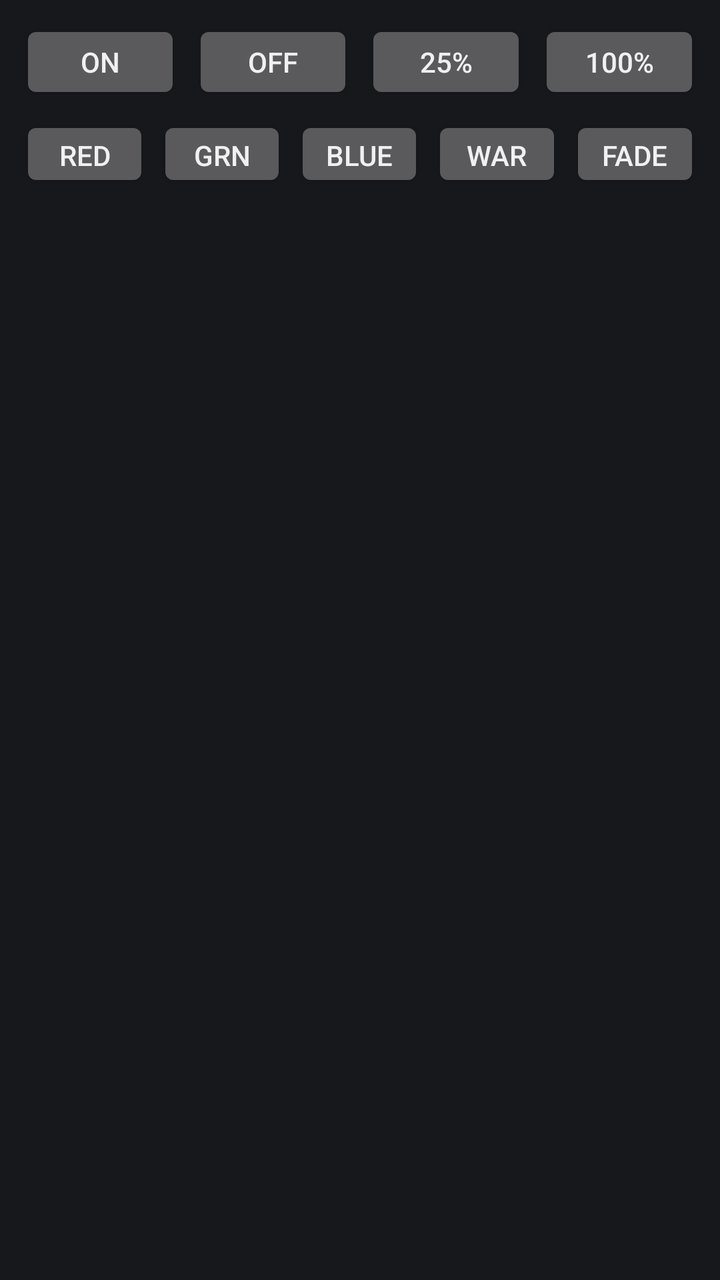
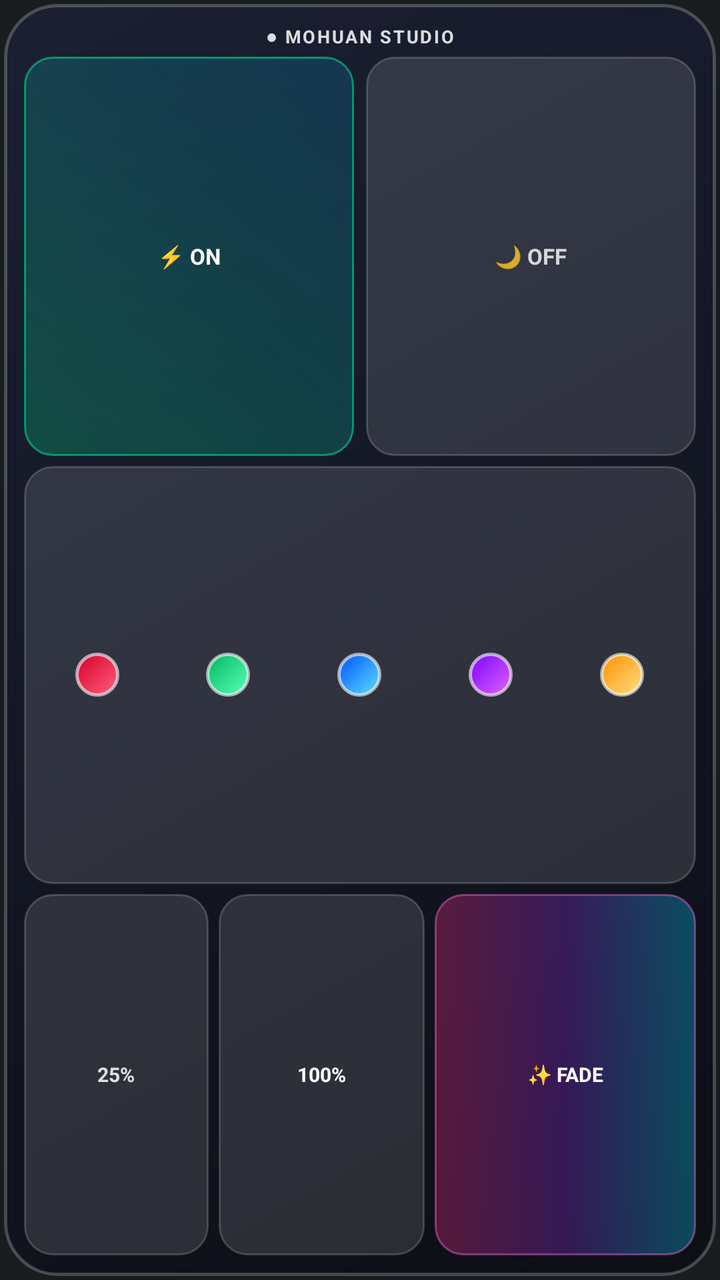

The first picture is an Android layout as it rendered before a commit; the second is the same layout after the commit. The layout source and the unified diff follow.
<!-- AndroidManifest.xml: application theme android:Theme.DeviceDefault.NoActionBar -->
<!-- res/layout/widget_mohuan.xml -->
<?xml version="1.0" encoding="utf-8"?>
<LinearLayout xmlns:android="http://schemas.android.com/apk/res/android"
    android:layout_width="match_parent"
    android:layout_height="wrap_content"
    android:orientation="vertical"
    android:background="#DD18181C"
    android:padding="10dp">

    <LinearLayout
        android:layout_width="match_parent"
        android:layout_height="wrap_content"
        android:orientation="horizontal">
        <Button android:id="@+id/btn_on" android:layout_width="0dp" android:layout_height="42dp" android:layout_weight="1" android:text="ON" />
        <Button android:id="@+id/btn_off" android:layout_width="0dp" android:layout_height="42dp" android:layout_weight="1" android:layout_marginStart="6dp" android:text="OFF" />
        <Button android:id="@+id/btn_dim" android:layout_width="0dp" android:layout_height="42dp" android:layout_weight="1" android:layout_marginStart="6dp" android:text="25%" />
        <Button android:id="@+id/btn_bright" android:layout_width="0dp" android:layout_height="42dp" android:layout_weight="1" android:layout_marginStart="6dp" android:text="100%" />
    </LinearLayout>

    <LinearLayout
        android:layout_width="match_parent"
        android:layout_height="wrap_content"
        android:layout_marginTop="6dp"
        android:orientation="horizontal">
        <Button android:id="@+id/btn_red" android:layout_width="0dp" android:layout_height="38dp" android:layout_weight="1" android:text="Red" />
        <Button android:id="@+id/btn_green" android:layout_width="0dp" android:layout_height="38dp" android:layout_weight="1" android:layout_marginStart="4dp" android:text="Grn" />
        <Button android:id="@+id/btn_blue" android:layout_width="0dp" android:layout_height="38dp" android:layout_weight="1" android:layout_marginStart="4dp" android:text="Blue" />
        <Button android:id="@+id/btn_warm" android:layout_width="0dp" android:layout_height="38dp" android:layout_weight="1" android:layout_marginStart="4dp" android:text="Warm" />
        <Button android:id="@+id/btn_rainbow" android:layout_width="0dp" android:layout_height="38dp" android:layout_weight="1" android:layout_marginStart="4dp" android:text="Fade" />
    </LinearLayout>
</LinearLayout>
<!-- resources referenced by this layout -->
<resources>

</resources>

<!-- the commit's change to res/layout/widget_mohuan.xml (unified diff, before → after) -->
@@ -1,30 +1,183 @@
 <?xml version="1.0" encoding="utf-8"?>
-<LinearLayout xmlns:android="http://schemas.android.com/apk/res/android"
+<FrameLayout xmlns:android="http://schemas.android.com/apk/res/android"
     android:layout_width="match_parent"
-    android:layout_height="wrap_content"
-    android:orientation="vertical"
-    android:background="#DD18181C"
-    android:padding="10dp">
+    android:layout_height="match_parent"
+    android:padding="2dp">
+
+    <ImageView
+        android:id="@+id/img_bg"
+        android:layout_width="match_parent"
+        android:layout_height="match_parent"
+        android:scaleType="fitXY"
+        android:src="@drawable/bg_widget_fallback" />
 
     <LinearLayout
         android:layout_width="match_parent"
-        android:layout_height="wrap_content"
-        android:orientation="horizontal">
-        <Button android:id="@+id/btn_on" android:layout_width="0dp" android:layout_height="42dp" android:layout_weight="1" android:text="ON" />
-        <Button android:id="@+id/btn_off" android:layout_width="0dp" android:layout_height="42dp" android:layout_weight="1" android:layout_marginStart="6dp" android:text="OFF" />
-        <Button android:id="@+id/btn_dim" android:layout_width="0dp" android:layout_height="42dp" android:layout_weight="1" android:layout_marginStart="6dp" android:text="25%" />
-        <Button android:id="@+id/btn_bright" android:layout_width="0dp" android:layout_height="42dp" android:layout_weight="1" android:layout_marginStart="6dp" android:text="100%" />
+        android:layout_height="match_parent"
+        android:orientation="vertical"
+        android:padding="10dp">
+
+        <TextView
+            android:id="@+id/txt_status"
+            android:layout_width="match_parent"
+            android:layout_height="wrap_content"
+            android:layout_marginBottom="4dp"
+            android:gravity="center"
+            android:letterSpacing="0.1"
+            android:singleLine="true"
+            android:text="● MOHUAN STUDIO"
+            android:textColor="#D9FFFFFF"
+            android:textSize="9sp"
+            android:textStyle="bold" />
+
+        <LinearLayout
+            android:layout_width="match_parent"
+            android:layout_height="0dp"
+            android:layout_weight="1.05"
+            android:orientation="horizontal">
+
+            <TextView
+                android:id="@+id/btn_on"
+                android:layout_width="0dp"
+                android:layout_height="match_parent"
+                android:layout_weight="1"
+                android:background="@drawable/pill_on"
+                android:gravity="center"
+                android:text="⚡ ON"
+                android:textColor="#FFFFFFFF"
+                android:textSize="11sp"
+                android:textStyle="bold" />
+
+            <TextView
+                android:id="@+id/btn_off"
+                android:layout_width="0dp"
+                android:layout_height="match_parent"
+                android:layout_marginStart="6dp"
+                android:layout_weight="1"
+                android:background="@drawable/pill_glass"
+                android:gravity="center"
+                android:text="🌙 OFF"
+                android:textColor="#CCFFFFFF"
+                android:textSize="11sp"
+                android:textStyle="bold" />
+        </LinearLayout>
+
+        <LinearLayout
+            android:layout_width="match_parent"
+            android:layout_height="0dp"
+            android:layout_marginTop="5dp"
+            android:layout_marginBottom="5dp"
+            android:layout_weight="1.1"
+            android:background="@drawable/pill_glass"
+            android:gravity="center_vertical"
+            android:orientation="horizontal"
+            android:paddingStart="4dp"
+            android:paddingEnd="4dp">
+
+            <FrameLayout
+                android:id="@+id/btn_red"
+                android:layout_width="0dp"
+                android:layout_height="match_parent"
+                android:layout_weight="1">
+                <ImageView
+                    android:layout_width="22dp"
+                    android:layout_height="22dp"
+                    android:layout_gravity="center"
+                    android:src="@drawable/orb_red" />
+            </FrameLayout>
+
+            <FrameLayout
+                android:id="@+id/btn_green"
+                android:layout_width="0dp"
+                android:layout_height="match_parent"
+                android:layout_weight="1">
+                <ImageView
+                    android:layout_width="22dp"
+                    android:layout_height="22dp"
+                    android:layout_gravity="center"
+                    android:src="@drawable/orb_green" />
+            </FrameLayout>
+
+            <FrameLayout
+                android:id="@+id/btn_blue"
+                android:layout_width="0dp"
+                android:layout_height="match_parent"
+                android:layout_weight="1">
+                <ImageView
+                    android:layout_width="22dp"
+                    android:layout_height="22dp"
+                    android:layout_gravity="center"
+                    android:src="@drawable/orb_blue" />
+            </FrameLayout>
+
+            <FrameLayout
+                android:id="@+id/btn_purple"
+                android:layout_width="0dp"
+                android:layout_height="match_parent"
+                android:layout_weight="1">
+                <ImageView
+                    android:layout_width="22dp"
+                    android:layout_height="22dp"
+                    android:layout_gravity="center"
+                    android:src="@drawable/orb_purple" />
+            </FrameLayout>
+
+            <FrameLayout
+                android:id="@+id/btn_warm"
+                android:layout_width="0dp"
+                android:layout_height="match_parent"
+                android:layout_weight="1">
+                <ImageView
+                    android:layout_width="22dp"
+                    android:layout_height="22dp"
+                    android:layout_gravity="center"
+                    android:src="@drawable/orb_warm" />
+            </FrameLayout>
+        </LinearLayout>
+
+        <LinearLayout
+            android:layout_width="match_parent"
+            android:layout_height="0dp"
+            android:layout_weight="0.95"
+            android:orientation="horizontal">
+
+            <TextView
+                android:id="@+id/btn_dim"
+                android:layout_width="0dp"
+                android:layout_height="match_parent"
+                android:layout_weight="0.85"
+                android:background="@drawable/pill_glass"
+                android:gravity="center"
+                android:text="25%"
+                android:textColor="#D9FFFFFF"
+                android:textSize="10sp"
+                android:textStyle="bold" />
+
+            <TextView
+                android:id="@+id/btn_bright"
+                android:layout_width="0dp"
+                android:layout_height="match_parent"
+                android:layout_marginStart="5dp"
+                android:layout_weight="0.95"
+                android:background="@drawable/pill_glass"
+                android:gravity="center"
+                android:text="100%"
+                android:textColor="#FFFFFFFF"
+                android:textSize="10sp"
+                android:textStyle="bold" />
+
+            <TextView
+                android:id="@+id/btn_rainbow"
+                android:layout_width="0dp"
+                android:layout_height="match_parent"
+                android:layout_marginStart="5dp"
+                android:layout_weight="1.2"
+                android:background="@drawable/pill_fade"
+                android:gravity="center"
+                android:text="✨ FADE"
+                android:textColor="#FFFFFFFF"
+                android:textSize="10sp"
+                android:textStyle="bold" />
+        </LinearLayout>
     </LinearLayout>
-
-    <LinearLayout
-        android:layout_width="match_parent"
-        android:layout_height="wrap_content"
-        android:layout_marginTop="6dp"
-        android:orientation="horizontal">
-        <Button android:id="@+id/btn_red" android:layout_width="0dp" android:layout_height="38dp" android:layout_weight="1" android:text="Red" />
-        <Button android:id="@+id/btn_green" android:layout_width="0dp" android:layout_height="38dp" android:layout_weight="1" android:layout_marginStart="4dp" android:text="Grn" />
-        <Button android:id="@+id/btn_blue" android:layout_width="0dp" android:layout_height="38dp" android:layout_weight="1" android:layout_marginStart="4dp" android:text="Blue" />
-        <Button android:id="@+id/btn_warm" android:layout_width="0dp" android:layout_height="38dp" android:layout_weight="1" android:layout_marginStart="4dp" android:text="Warm" />
-        <Button android:id="@+id/btn_rainbow" android:layout_width="0dp" android:layout_height="38dp" android:layout_weight="1" android:layout_marginStart="4dp" android:text="Fade" />
-    </LinearLayout>
-</LinearLayout>
+</FrameLayout>
<!-- resource entries referenced after the edit -->
@@ -1,5 +1,88 @@
 <!-- resources referenced by this layout -->
 <resources>
-
+  <!-- drawable bg_widget_fallback (drawable) -->
+  <?xml version="1.0" encoding="utf-8"?>
+  <shape xmlns:android="http://schemas.android.com/apk/res/android" android:shape="rectangle">
+      <corners android:radius="26dp" />
+      <gradient
+          android:angle="135"
+          android:startColor="#F20B0D14"
+          android:centerColor="#F2121624"
+          android:endColor="#F21A1F33"
+          android:type="linear" />
+      <stroke android:width="1.5dp" android:color="#38FFFFFF" />
+  </shape>
+  <!-- drawable orb_blue (drawable) -->
+  <?xml version="1.0" encoding="utf-8"?>
+  <shape xmlns:android="http://schemas.android.com/apk/res/android" android:shape="oval">
+      <gradient android:angle="135" android:startColor="#FF5CE1FF" android:endColor="#FF0051FF" android:type="linear" />
+      <stroke android:width="1.5dp" android:color="#99FFFFFF" />
+  </shape>
+  <!-- drawable orb_green (drawable) -->
+  <?xml version="1.0" encoding="utf-8"?>
+  <shape xmlns:android="http://schemas.android.com/apk/res/android" android:shape="oval">
+      <gradient android:angle="135" android:startColor="#FF5BFFB8" android:endColor="#FF00B862" android:type="linear" />
+      <stroke android:width="1.5dp" android:color="#99FFFFFF" />
+  </shape>
+  <!-- drawable orb_purple (drawable) -->
+  <?xml version="1.0" encoding="utf-8"?>
+  <shape xmlns:android="http://schemas.android.com/apk/res/android" android:shape="oval">
+      <gradient android:angle="135" android:startColor="#FFE066FF" android:endColor="#FF7B00FF" android:type="linear" />
+      <stroke android:width="1.5dp" android:color="#99FFFFFF" />
+  </shape>
+  <!-- drawable orb_red (drawable) -->
+  <?xml version="1.0" encoding="utf-8"?>
+  <shape xmlns:android="http://schemas.android.com/apk/res/android" android:shape="oval">
+      <gradient android:angle="135" android:startColor="#FFFF5E7E" android:endColor="#FFD6002A" android:type="linear" />
+      <stroke android:width="1.5dp" android:color="#99FFFFFF" />
+  </shape>
+  <!-- drawable orb_warm (drawable) -->
+  <?xml version="1.0" encoding="utf-8"?>
+  <shape xmlns:android="http://schemas.android.com/apk/res/android" android:shape="oval">
+      <gradient android:angle="135" android:startColor="#FFFFE082" android:endColor="#FFFF8F00" android:type="linear" />
+      <stroke android:width="1.5dp" android:color="#99FFFFFF" />
+  </shape>
+  <!-- drawable pill_fade (drawable) -->
+  <?xml version="1.0" encoding="utf-8"?>
+  <ripple xmlns:android="http://schemas.android.com/apk/res/android" android:color="#55FFFFFF">
+      <item>
+          <shape android:shape="rectangle">
+              <corners android:radius="14dp" />
+              <gradient
+                  android:angle="0"
+                  android:startColor="#4DFF2A85"
+                  android:centerColor="#4D8A2BE2"
+                  android:endColor="#4D00D2FF"
+                  android:type="linear" />
+              <stroke android:width="1dp" android:color="#66FF77E9" />
+          </shape>
+      </item>
+  </ripple>
+  <!-- drawable pill_glass (drawable) -->
+  <?xml version="1.0" encoding="utf-8"?>
+  <ripple xmlns:android="http://schemas.android.com/apk/res/android" android:color="#40FFFFFF">
+      <item>
+          <shape android:shape="rectangle">
+              <corners android:radius="14dp" />
+              <solid android:color="#1FFFFFFF" />
+              <stroke android:width="1dp" android:color="#2EFFFFFF" />
+          </shape>
+      </item>
+  </ripple>
+  <!-- drawable pill_on (drawable) -->
+  <?xml version="1.0" encoding="utf-8"?>
+  <ripple xmlns:android="http://schemas.android.com/apk/res/android" android:color="#5500F59B">
+      <item>
+          <shape android:shape="rectangle">
+              <corners android:radius="14dp" />
+              <gradient
+                  android:angle="45"
+                  android:startColor="#3800F59B"
+                  android:endColor="#2800B8FF"
+                  android:type="linear" />
+              <stroke android:width="1dp" android:color="#8000F59B" />
+          </shape>
+      </item>
+  </ripple>
 </resources>
 
